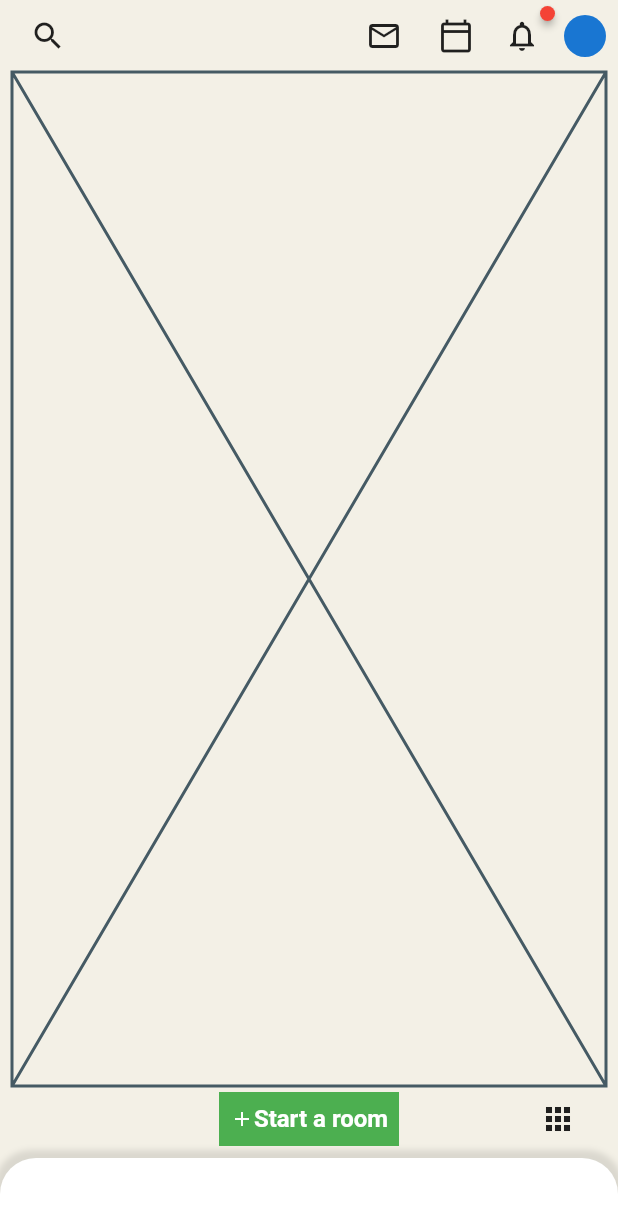
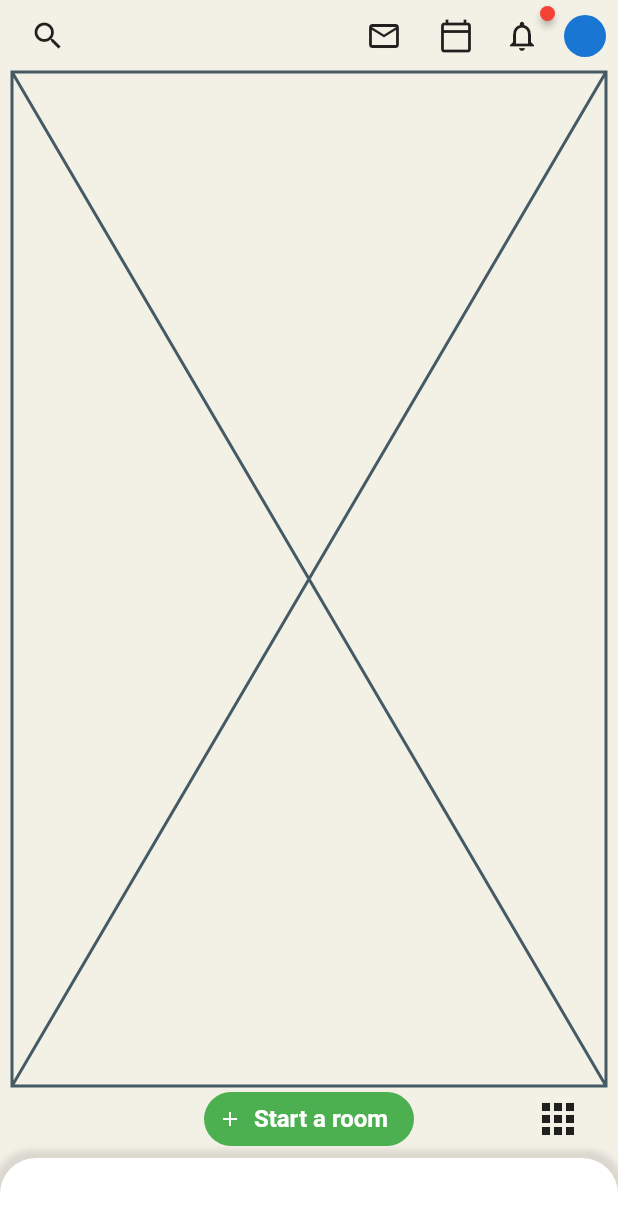
Before and after one commit to JAICHANGPARK/flutter_notebook_11th_story, a Flutter app: the screen it shows after launch, on a phone screen of 412 x 824 dp. Shown: the top 1230 px of the screen. Run offline on Flutter 3.47's test engine with Material 2 defaults, Android fonts, the phone set to English and light mode, and no system bars; drawn by our look-alikes of badges.

Commit message:
Update clubhouse_home_page.dart

```diff
--- a/lib/ep701_clubhouse/ui/clubhouse_home_page.dart
+++ b/lib/ep701_clubhouse/ui/clubhouse_home_page.dart
@@ -84,9 +84,10 @@ class _ClubhouseHomePageState extends State<ClubhouseHomePage> {
                Spacer(),
               Container(
                 height: 36,
-                width: 120,
+                width: 140,
                 decoration: BoxDecoration(
-                  color: Colors.green
+                  color: Colors.green,
+                  borderRadius: BorderRadius.circular(24)
                 ),
                 child: Row(
                   crossAxisAlignment: CrossAxisAlignment.center,
@@ -94,18 +95,21 @@ class _ClubhouseHomePageState extends State<ClubhouseHomePage> {
                   children: [
                     Icon(Icons.add, size: 16,
                     color: Colors.white,),
-                    Text("Start a room",
-                    style: TextStyle(
-                      fontSize: 16,
-                      color: Colors.white,
-                      fontWeight: FontWeight.bold
-                    ),)
+                    Padding(
+                      padding: const EdgeInsets.all(8.0),
+                      child: Text("Start a room",
+                      style: TextStyle(
+                        fontSize: 16,
+                        color: Colors.white,
+                        fontWeight: FontWeight.bold
+                      ),),
+                    )
                   ],
                 ),
 
               ),
                Spacer(),
-               IconButton(icon: Icon(Icons.apps), onPressed: (){})
+               IconButton(icon: Icon(Icons.apps), onPressed: (){}, iconSize: 32,)
              ],
            ),
             bottom: 54,
```
